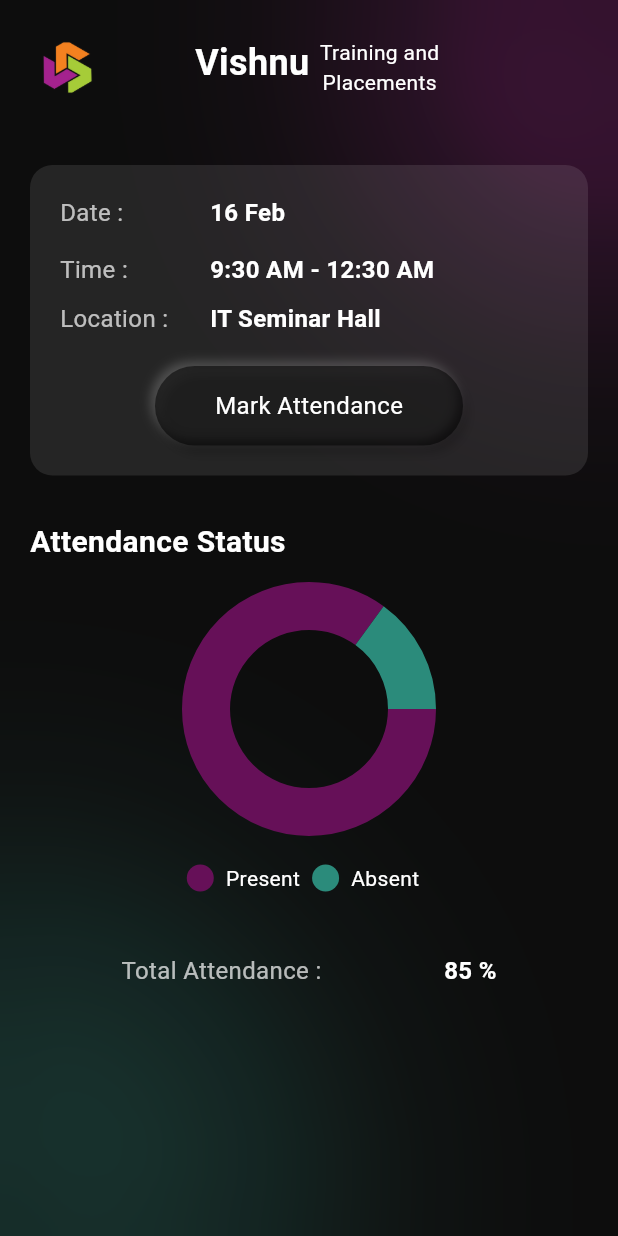
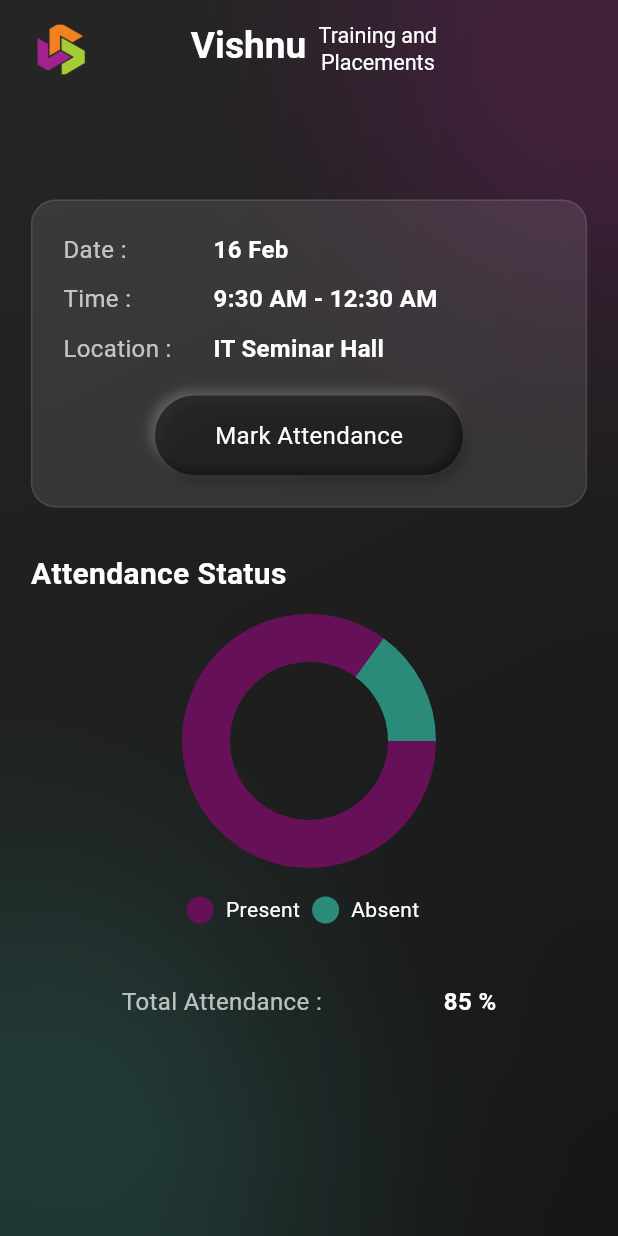
Before and after one commit to Abhi-0987/Vishnu-Training-Placement, a Flutter app: the screen it shows after launch, on a phone screen of 412 x 824 dp. Run offline on Flutter 3.47's test engine with Material 3 defaults, Android fonts, the phone set to English and light mode, and no system bars; drawn by our look-alikes of pie_chart; Roboto replaces fonts that are missing (Alata); project files that could hold a hidden picture were left out.

Commit message:
Added Custom Appbar Widget and edited mark attendance student screen

```diff
--- a/lib/mark_attendance.dart
+++ b/lib/mark_attendance.dart
@@ -1,6 +1,7 @@
 import 'dart:ui';
 import 'package:flutter/material.dart';
 import 'package:pie_chart/pie_chart.dart';
+import 'package:vishnu_training_and_placements/widgets/custom_appbar.dart';
 
 class MarkAttendancePage extends StatefulWidget {
   const MarkAttendancePage({super.key});
@@ -51,17 +52,37 @@ class _MarkAttendancePageState extends State<MarkAttendancePage>
 
   @override
   Widget build(BuildContext context) {
+    final Size screenSize = MediaQuery.of(context).size;
+    final double height = screenSize.height;
+    final double width = screenSize.width;
+
     return Scaffold(
-      backgroundColor: Colors.black, // Dark theme background
+      extendBodyBehindAppBar: true,
+      appBar: const CustomAppBar(),
+      backgroundColor: Colors.black,
       body: Stack(
         children: [
-          // Background with elliptical containers
+          // Gradient Background
+          Container(
+            decoration: const BoxDecoration(
+              gradient: LinearGradient(
+                begin: Alignment.topLeft,
+                end: Alignment.bottomRight,
+                colors: [
+                  Color(0xFF1A1A1A),
+                  Color(0xFF0A0A0A),
+                ],
+              ),
+            ),
+          ),
+
+          // Top-right decorative circle
           Positioned(
-            top: -100,
-            right: -130,
+            top: -height * 0.12,
+            right: -width * 0.32,
             child: Container(
-              width: 250,
-              height: 250,
+              width: width * 0.6,
+              height: height * 0.3,
               decoration: const BoxDecoration(
                 shape: BoxShape.circle,
                 color: Color.fromRGBO(102, 16, 88, 0.1),
@@ -75,12 +96,14 @@ class _MarkAttendancePageState extends State<MarkAttendancePage>
               ),
             ),
           ),
+
+          // Bottom-left decorative circle
           Positioned(
-            bottom: -100,
-            left: -130,
+            bottom: -height * 0.12,
+            left: -width * 0.32,
             child: Container(
-              width: 250,
-              height: 250,
+              width: width * 0.6,
+              height: height * 0.3,
               decoration: const BoxDecoration(
                 shape: BoxShape.circle,
                 color: Color.fromRGBO(43, 139, 123, 0.01),
@@ -95,73 +118,35 @@ class _MarkAttendancePageState extends State<MarkAttendancePage>
             ),
           ),
 
-          // Glass Layer - Positioned above ellipses but below text, buttons, etc.
+          // Glass Layer
           Positioned.fill(
             child: BackdropFilter(
-              filter:
-              ImageFilter.blur(sigmaX: 20, sigmaY: 20), // Glass blur effect
+              filter: ImageFilter.blur(sigmaX: 20, sigmaY: 20),
               child: Container(
-                color: const Color.fromRGBO(
-                    255, 255, 255, 0.05), // Slight tint for glass
+                color: const Color.fromRGBO(255, 255, 255, 0.05),
               ),
             ),
           ),
 
+          // Main Content
           SafeArea(
             child: Padding(
-              padding: const EdgeInsets.all(20.0),
+              padding: EdgeInsets.all(width * 0.05),
               child: Column(
                 crossAxisAlignment: CrossAxisAlignment.start,
                 children: [
-                  // Header with logo and title
-                  Row(
-                    children: [
-                      Image.asset('assets/logo.png', height: 50),
-                      const SizedBox(width: 60),
-                      const Row(
-                        crossAxisAlignment: CrossAxisAlignment.start,
-                        children: [
-                          Text(
-                            'Vishnu',
-                            style: TextStyle(
-                                color: Colors.white,
-                                fontSize: 24,
-                                fontWeight: FontWeight.bold,
-                                fontFamily: 'Alata'),
-                          ),
-                          SizedBox(
-                            width: 7,
-                          ),
-                          Column(
-                            children: [
-                              Text(
-                                'Training and',
-                                style: TextStyle(
-                                    color: Colors.white,
-                                    fontSize: 14,
-                                    fontFamily: 'Alata'),
-                              ),
-                              Text(
-                                'Placements',
-                                style: TextStyle(
-                                  color: Colors.white,
-                                  fontSize: 14,
-                                ),
-                              )
-                            ],
-                          ),
-                        ],
-                      ),
-                    ],
-                  ),
-                  const SizedBox(height: 40),
+                  SizedBox(height: height * 0.02),
 
                   // Date, Time and Location Card
                   Container(
-                    padding: const EdgeInsets.all(20),
+                    padding: EdgeInsets.all(width * 0.05),
                     decoration: BoxDecoration(
                       color: const Color.fromRGBO(255, 255, 255, 0.1),
-                      borderRadius: BorderRadius.circular(15),
+                      borderRadius: BorderRadius.circular(width * 0.04),
+                      border: Border.all(
+                        color: const Color.fromRGBO(255, 255, 255, 0.1),
+                        width: 1,
+                      ),
                     ),
                     child: Column(
                       crossAxisAlignment: CrossAxisAlignment.start,
@@ -189,7 +174,7 @@ class _MarkAttendancePageState extends State<MarkAttendancePage>
                             ),
                           ],
                         ),
-                        const SizedBox(height: 15),
+                        const SizedBox(height: 10),
 
                         // Time Row
                         const Row(
--- /dev/null
+++ b/lib/widgets/custom_appbar.dart
@@ -0,0 +1,63 @@
+import 'package:flutter/material.dart';
+
+class CustomAppBar extends StatelessWidget implements PreferredSizeWidget {
+  const CustomAppBar({super.key});
+
+  @override
+  Size get preferredSize => const Size.fromHeight(kToolbarHeight + 40);
+
+  @override
+  Widget build(BuildContext context) {
+    final Size screenSize = MediaQuery.of(context).size;
+    final double height = screenSize.height;
+    final double width = screenSize.width;
+
+    return AppBar(
+      backgroundColor: Colors.transparent,
+      elevation: 0,
+      automaticallyImplyLeading: false,
+      toolbarHeight: height * 0.08,
+      title: Row(
+        children: [
+          Image.asset(
+            'assets/logo.png',
+            height: height * 0.06,
+          ),
+          SizedBox(width: width * 0.15),
+          Row(
+            crossAxisAlignment: CrossAxisAlignment.start,
+            children: [
+              Text(
+                'Vishnu',
+                style: TextStyle(
+                    color: Colors.white,
+                    fontSize: width * 0.06,
+                    fontWeight: FontWeight.bold,
+                    fontFamily: 'Alata'),
+              ),
+              SizedBox(width: width * 0.02),
+              Column(
+                children: [
+                  Text(
+                    'Training and',
+                    style: TextStyle(
+                        color: Colors.white,
+                        fontSize: width * 0.035,
+                        fontFamily: 'Alata'),
+                  ),
+                  Text(
+                    'Placements',
+                    style: TextStyle(
+                      color: Colors.white,
+                      fontSize: width * 0.035,
+                    ),
+                  ),
+                ],
+              ),
+            ],
+          ),
+        ],
+      ),
+    );
+  }
+}
```
